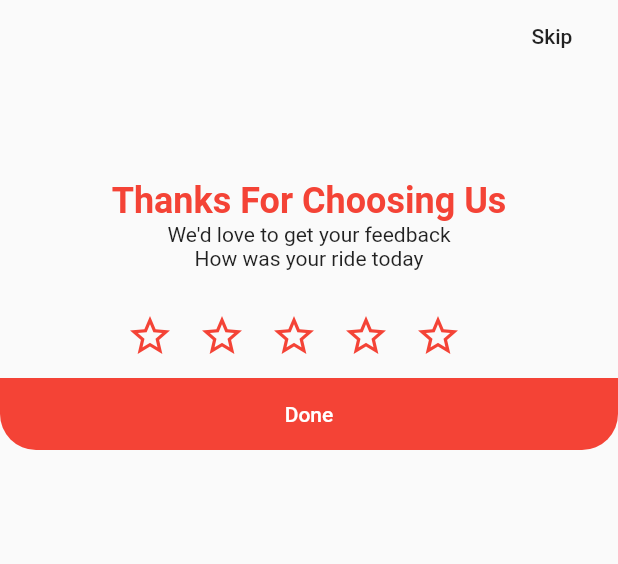
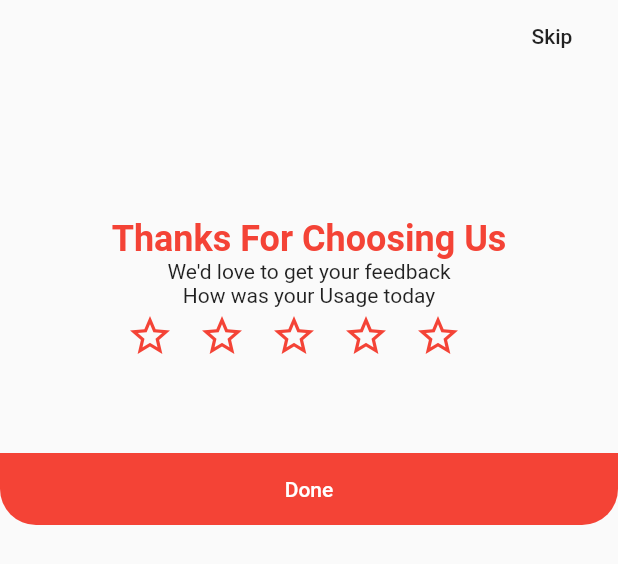
Before and after one commit to Danushan99/Rationg-Dialog-flutter, a Flutter app: the RatingView widget shown alone on an empty page, opened directly, on a phone screen of 412 x 824 dp. Shown: the top 564 px of the screen. Run offline on Flutter 3.47's test engine with Material 2 defaults, Android fonts, the phone set to English and light mode, and no system bars.

Commit message:
text changes

```diff
--- a/lib/rating_view.dart
+++ b/lib/rating_view.dart
@@ -24,7 +24,7 @@ class _RatingViewState extends State<RatingView> {
       child: Stack(
         children: [
           Container(
-            height: max(300, MediaQuery.of(context).size.height * 0.3),
+            height: max(350, MediaQuery.of(context).size.height * 0.3),
             child: PageView(
               controller: _ratingPageController,
               physics: const NeverScrollableScrollPhysics(),
@@ -105,7 +105,7 @@ class _RatingViewState extends State<RatingView> {
           textAlign: TextAlign.center,
         ),
         Text('We\'d love to get your feedback'),
-        Text('How was your ride today'),
+        Text('How was your Usage today'),
       ],
     );
   }
```
